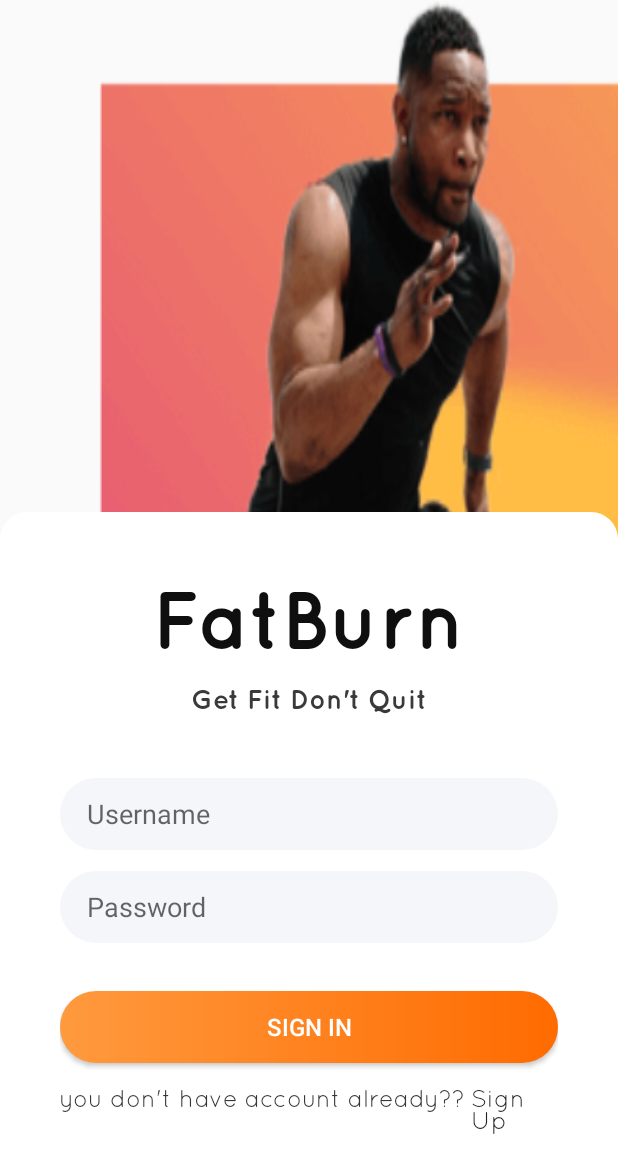
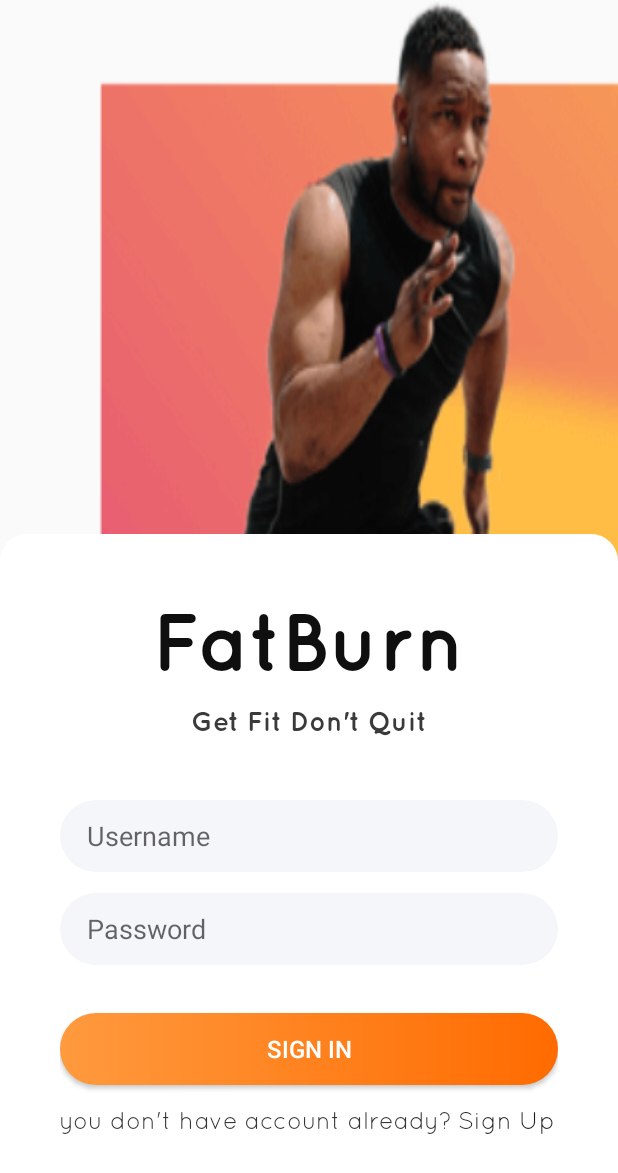
Before and after one commit to mochammadfariz/aplikasifitness, an Android app: the screen it shows after launch (MainActivity), on a phone screen of 412 x 824 dp. Shown: the top 1173 px of the screen. Run offline under Robolectric (Android 15) with nearby library versions, the phone set to English and light mode, and no system bars.

Commit message:
one question

```diff
--- a/app/src/main/res/layout/activity_main.xml
+++ b/app/src/main/res/layout/activity_main.xml
@@ -71,7 +71,7 @@
                 android:layout_width="wrap_content"
                 android:layout_height="wrap_content"
                 android:fontFamily="@font/quicksand_book"
-                android:text="you don't have account already??"
+                android:text="you don't have account already?"
                 android:textColor="#363636"
                 android:textSize="16dp"
                 android:clickable="true"
```
